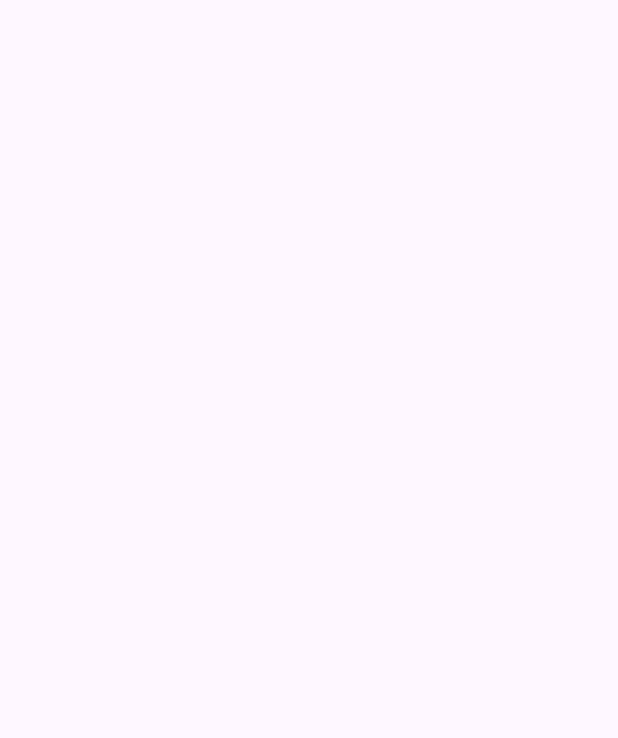
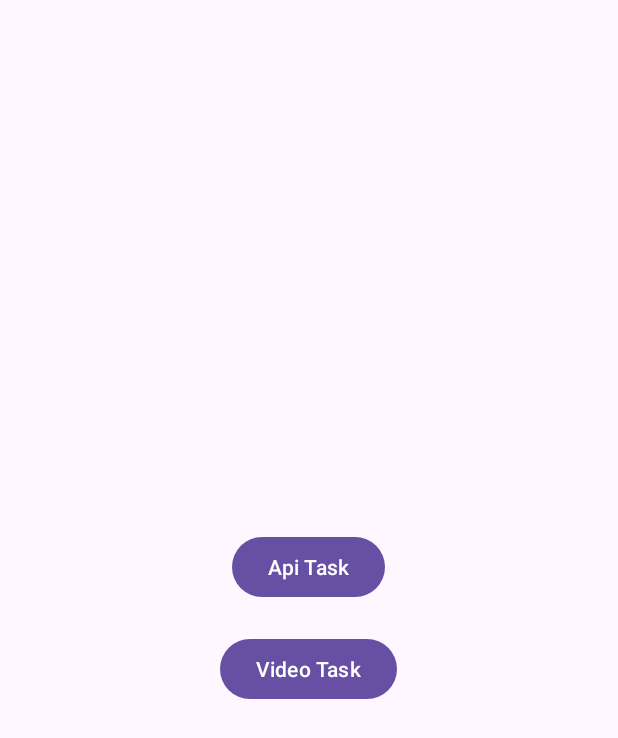
Before and after one commit to paramjeet198/DsTechworkAssessment, an Android app: the screen it shows after launch (MainActivity), on a phone screen of 412 x 824 dp. Before the commit the part shown is empty. Shown: the top 738 px of the screen. Run offline under Robolectric (Android 15) with nearby library versions, the phone set to English and light mode, and no system bars.

Commit message:
Added Video TASK

```diff
--- a/app/build.gradle.kts
+++ b/app/build.gradle.kts
@@ -42,5 +42,9 @@ dependencies {
     implementation("com.squareup.retrofit2:retrofit:2.9.0")
     implementation("com.squareup.retrofit2:converter-gson:2.9.0")
 
+    implementation("androidx.media3:media3-exoplayer:1.2.1")
+    implementation("androidx.media3:media3-exoplayer-dash:1.2.1")
+    implementation("androidx.media3:media3-ui:1.2.1")
+
 
 }
--- a/app/src/main/AndroidManifest.xml
+++ b/app/src/main/AndroidManifest.xml
@@ -15,6 +15,9 @@
         android:theme="@style/Theme.MyApplication"
         tools:targetApi="31">
         <activity
+            android:name=".videotask.VideoTaskActivity"
+            android:exported="false" />
+        <activity
             android:name=".apitask.ApiTaskActivity"
             android:exported="false" />
         <activity
--- a/app/src/main/java/com/example/myapplication/MainActivity.java
+++ b/app/src/main/java/com/example/myapplication/MainActivity.java
@@ -3,14 +3,17 @@ package com.example.myapplication;
 import androidx.appcompat.app.AppCompatActivity;
 import androidx.recyclerview.widget.LinearLayoutManager;
 
+import android.content.Intent;
 import android.os.Bundle;
 import android.util.Log;
 
+import com.example.myapplication.apitask.ApiTaskActivity;
 import com.example.myapplication.apitask.api.ApiClient;
 import com.example.myapplication.apitask.api.ApiService;
 import com.example.myapplication.apitask.UserAdapter;
 import com.example.myapplication.databinding.ActivityMainBinding;
 import com.example.myapplication.apitask.model.User;
+import com.example.myapplication.videotask.VideoTaskActivity;
 
 import java.util.ArrayList;
 import java.util.List;
@@ -31,9 +34,16 @@ public class MainActivity extends AppCompatActivity {
         setContentView(binding.getRoot());
 
 
+        binding.apiTask.setOnClickListener(v -> {
+            startActivity(new Intent(this, ApiTaskActivity.class));
+        });
+
+
+        binding.videoTask.setOnClickListener(v -> {
+            startActivity(new Intent(this, VideoTaskActivity.class));
+        });
 
     }
 
 
-
 }
--- a/app/src/main/java/com/example/myapplication/apitask/ApiTaskActivity.java
+++ b/app/src/main/java/com/example/myapplication/apitask/ApiTaskActivity.java
@@ -37,8 +37,7 @@ public class ApiTaskActivity extends AppCompatActivity {
         binding.recyclerView.setAdapter(adapter);
 
 
-        ApiClient client = ApiClient.getInstance();
-        ApiService apiService = client.getApiService();
+        ApiService apiService = ApiClient.getInstance().getApiService();
         callApi(apiService);
 
 
--- a/app/src/main/res/layout/activity_main.xml
+++ b/app/src/main/res/layout/activity_main.xml
@@ -6,9 +6,28 @@
     android:layout_height="match_parent"
     tools:context=".MainActivity">
 
-    <androidx.recyclerview.widget.RecyclerView
-        android:id="@+id/recyclerView"
+    <LinearLayout
         android:layout_width="match_parent"
-        android:layout_height="wrap_content" />
+        android:layout_height="wrap_content"
+        android:layout_centerInParent="true"
+        android:layout_centerHorizontal="true"
+        android:gravity="center"
+        android:orientation="vertical">
+
+        <Button
+            android:id="@+id/apiTask"
+            android:layout_width="wrap_content"
+            android:layout_height="wrap_content"
+            android:layout_margin="10dp"
+            android:text="Api Task" />
+
+        <Button
+            android:id="@+id/videoTask"
+            android:layout_width="wrap_content"
+            android:layout_height="wrap_content"
+            android:layout_margin="10dp"
+            android:text="Video Task" />
+
+    </LinearLayout>
 
 </RelativeLayout>
```
Also changed, not shown: app/src/main/java/com/example/myapplication/videotask/VideoAdapter.java (added, +58 -0 lines), app/src/main/java/com/example/myapplication/videotask/VideoTaskActivity.java (added, +32 -0 lines), app/src/main/java/com/example/myapplication/videotask/model/Video.java (added, +17 -0 lines), app/src/main/res/layout/activity_video_task.xml (added, +14 -0 lines), app/src/main/res/layout/video_item.xml (added, +62 -0 lines).
